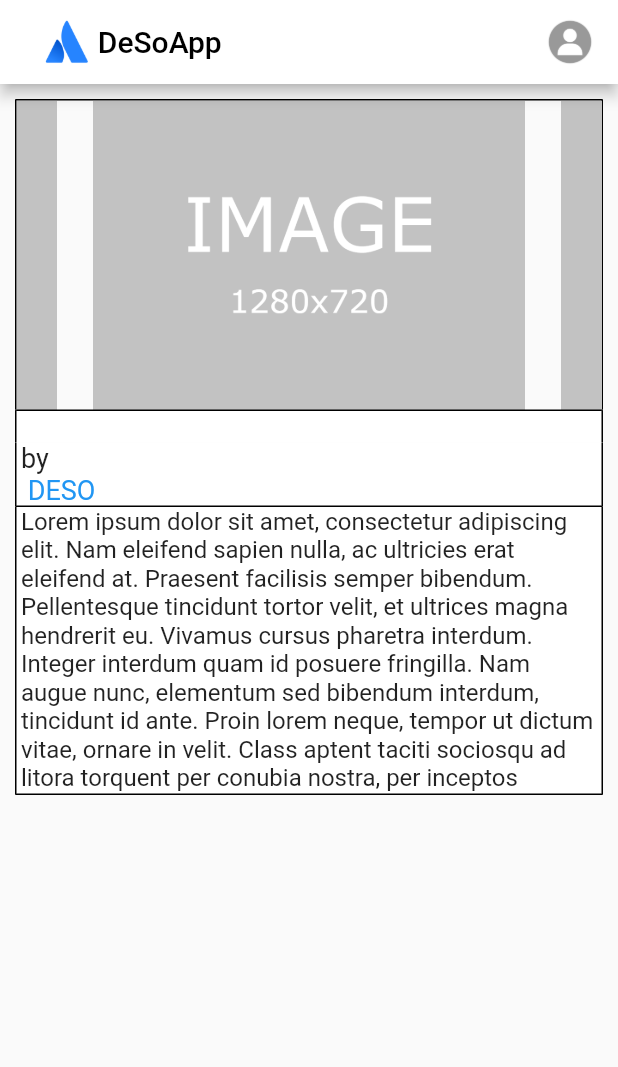
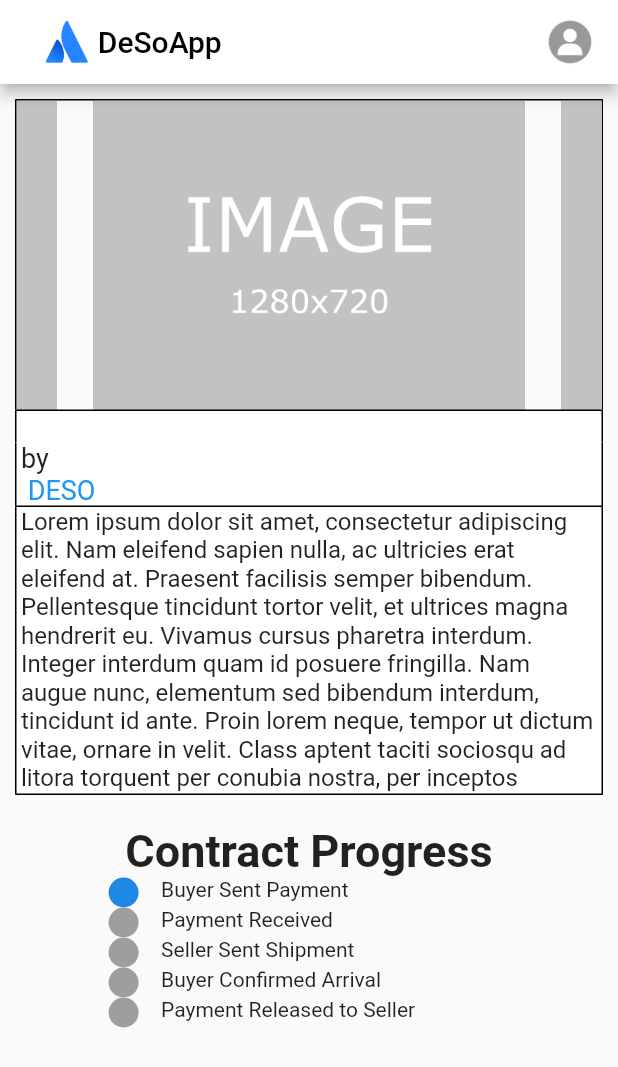
Before and after one commit to hgleos/CS4800-DeSoApp, a Flutter app: the SingleContractListingPage screen opened directly with empty values, on a phone screen of 412 x 824 dp. Shown: the top 1067 px of the screen. Run offline on Flutter 3.47's test engine with Material 2 defaults, Android fonts, the phone set to English and light mode, and no system bars; drawn by our look-alikes of carousel_slider, timeline_tile; network calls fail.

Commit message:
Added the Contract Progress
Added the Contract Progress to the Single Contract Listing page

```diff
--- a/android_deso_app/lib/Screens/Contracts/contracts_page.dart
+++ b/android_deso_app/lib/Screens/Contracts/contracts_page.dart
@@ -1,7 +1,7 @@
 import 'package:android_deso_app/Screens/Components/listing.dart';
 import 'package:android_deso_app/Screens/Components/nft_listing.dart';
 import 'package:android_deso_app/Screens/Contracts/contract_history.dart';
-import 'package:android_deso_app/Screens/Contracts/single_listing_page.dart';
+import 'package:android_deso_app/Screens/Contracts/single_contract_listing_page.dart';
 import 'package:flutter/material.dart';
 
 class ContractsPage extends StatefulWidget {
@@ -23,10 +23,6 @@ class _ContractsPageState extends State<ContractsPage> {
   void initState() {
     temp = Listing(title, seller, price, images: listingImages);
     super.initState();
-  }
-
-  Listing getListing(){
-    return temp;
   }
 
   @override
--- /dev/null
+++ b/android_deso_app/lib/Screens/Contracts/single_contract_listing_page.dart
@@ -0,0 +1,227 @@
+import 'package:android_deso_app/Screens/Components/image_carousel.dart';
+import 'package:android_deso_app/Screens/Components/listing.dart';
+import 'package:android_deso_app/Screens/Elements/app_bar.dart';
+import 'package:android_deso_app/Screens/Elements/app_bottom_navigation_bar2.dart';
+import 'package:flutter/material.dart';
+import 'package:timeline_tile/timeline_tile.dart';
+import '../../constants.dart';
+import '../Components/nft_border_side.dart';
+
+// TODO figure out how to go between multiple images (swiping is fine but I think tapping right or left is more convenient)
+// https://stackoverflow.com/questions/58155567/switch-images-with-gesturedetector-in-flutter
+
+class SingleContractListingPage extends StatefulWidget {
+  SingleContractListingPage({Key? key, required this.temp}) : super(key: key);
+
+  Listing temp;
+
+  @override
+  State<SingleContractListingPage> createState() => _SingleContractListingPageState();
+}
+
+class _SingleContractListingPageState extends State<SingleContractListingPage> {
+  double marginDistance = 10;
+
+  @override
+  Widget build(BuildContext context) {
+
+    return Scaffold(
+      appBar: desoAppBar(context, true),
+      body: SingleChildScrollView(
+        child: Column(
+          children: [
+            // detect tap right or left
+            GestureDetector(
+              onTap: () { print("TAPPED"); },
+              child: Container(
+                decoration: BoxDecoration(
+                    border: Border(
+                  top: NftBorderSide(context),
+                  right: NftBorderSide(context),
+                  left: NftBorderSide(context),
+                )),
+                child: Container(
+                    width: MediaQuery.of(context).size.width,
+                    height: MediaQuery.of(context).size.height * .25,
+                    child: ImageCarousel(listingImages: widget.temp.images,)),
+                margin: EdgeInsets.only(
+                    top: marginDistance,
+                    left: marginDistance,
+                    right: marginDistance),
+              ),
+            ),
+            Container(
+              padding: EdgeInsets.only(left: 3),
+              // necessary width because otherwise if text is too small the scroll messes it up
+              width: double.infinity,
+              decoration: BoxDecoration(
+                  color: Colors.white,
+                  border: Border(
+                    top: NftBorderSide(context),
+                    left: NftBorderSide(context),
+                    right: NftBorderSide(context),
+                  )),
+              child: SingleChildScrollView(
+                scrollDirection: Axis.horizontal,
+                child: Align(
+                  child: Text(
+                    widget.temp.title,
+                    style: nftTitleStyle,
+                  ),
+                  alignment: Alignment.centerLeft,
+                ),
+              ),
+              margin:
+                  EdgeInsets.only(left: marginDistance, right: marginDistance),
+            ),
+            Container(
+              padding: EdgeInsets.only(left: 3),
+              // necessary width because otherwise if text is too small the scroll messes it up
+              width: double.infinity,
+              decoration: BoxDecoration(
+                  color: Colors.white,
+                  border: Border(
+                    left: NftBorderSide(context),
+                    right: NftBorderSide(context),
+                  )),
+
+              child: SingleChildScrollView(
+                scrollDirection: Axis.horizontal,
+                child: Align(
+                  child: Text('by ' + widget.temp.seller, style: nftUserStyle),
+                  alignment: Alignment.centerLeft,
+                ),
+              ),
+
+              margin:
+                  EdgeInsets.only(left: marginDistance, right: marginDistance),
+            ),
+            Container(
+              padding: EdgeInsets.only(left: 3),
+              // necessary width because otherwise if text is too small the scroll messes it up
+              width: double.infinity,
+              decoration: BoxDecoration(
+                  color: Colors.white,
+                  border: Border(
+                    left: NftBorderSide(context),
+                    right: NftBorderSide(context),
+                    bottom: NftBorderSide(context),
+                  )),
+              child: SingleChildScrollView(
+                scrollDirection: Axis.horizontal,
+                child: Align(
+                  child: Text(widget.temp.price + ' DESO', style: nftPriceStyle),
+                  alignment: Alignment.centerLeft,
+                ),
+              ),
+              margin:
+                  EdgeInsets.only(left: marginDistance, right: marginDistance),
+            ),
+            Scrollbar(
+              radius: Radius.circular(5),
+              thickness: marginDistance,
+              child: Container(
+                padding: EdgeInsets.only(left: 3),
+                // necessary width because otherwise if text is too small the scroll messes it up
+                height: 192,
+                decoration: BoxDecoration(
+                    color: Colors.white,
+                    border: Border(
+                      left: NftBorderSide(context),
+                      right: NftBorderSide(context),
+                      bottom: NftBorderSide(context),
+                    )),
+                child: SingleChildScrollView(
+                  child: Align(
+                    child: Text(
+                      widget.temp.description,
+                      style: nftDescriptionStyle,
+                    ),
+                    alignment: Alignment.topLeft,
+                  ),
+                ),
+                margin:
+                    EdgeInsets.only(left: marginDistance, right: marginDistance),
+              ),
+            ),
+            Column(
+              children: [
+                Container(
+                  margin: EdgeInsets.only(top: 20),
+                  child: Text('Contract Progress',
+                    style: TextStyle(
+                      fontSize: 30,
+                      fontWeight: FontWeight.bold
+                    ),
+                  ),
+                ),
+                TimelineTile(
+                  alignment: TimelineAlign.manual,
+                  lineXY: 0.2,
+                  indicatorStyle: IndicatorStyle(
+                    color: appPrimaryColor!,
+                  ),
+                  afterLineStyle: LineStyle(
+                    color: appPrimaryColor!,
+                  ),
+                  endChild: Container(
+                    margin: EdgeInsets.only(left: 15),
+                    child: Text('Buyer Sent Payment'),
+                  ),
+                  isFirst: true,
+                ),
+                TimelineTile(
+                  alignment: TimelineAlign.manual,
+                  lineXY: 0.2,
+                  indicatorStyle: IndicatorStyle(
+
+                  ),
+                  endChild: Container(
+                    margin: EdgeInsets.only(left: 15),
+                    child: Text('Payment Received'),
+                  ),
+                ),
+                TimelineTile(
+                  alignment: TimelineAlign.manual,
+                  lineXY: 0.2,
+                  indicatorStyle: IndicatorStyle(
+
+                  ),
+                  endChild: Container(
+                    margin: EdgeInsets.only(left: 15),
+                    child: Text('Seller Sent Shipment'),
+                  ),
+                ),
+                TimelineTile(
+                  alignment: TimelineAlign.manual,
+                  lineXY: 0.2,
+                  indicatorStyle: IndicatorStyle(
+
+                  ),
+                  endChild: Container(
+                    margin: EdgeInsets.only(left: 15),
+                    child: Text('Buyer Confirmed Arrival'),
+                  ),
+                ),
+                TimelineTile(
+                  alignment: TimelineAlign.manual,
+                  lineXY: 0.2,
+                  indicatorStyle: IndicatorStyle(
+
+                  ),
+                  endChild: Container(
+                    margin: EdgeInsets.only(left: 15),
+                    child: Text('Payment Released to Seller'),
+                  ),
+                  isLast: true,
+                ),
+
+              ],
+            ),
+          ],
+        ),
+      ),
+      // bottomNavigationBar: AppBottomNavBar2(),
+    );
+  }
+}
--- a/android_deso_app/lib/Screens/Contracts/single_listing_page.dart
+++ /dev/null
@@ -1,150 +0,0 @@
-import 'package:android_deso_app/Screens/Components/image_carousel.dart';
-import 'package:android_deso_app/Screens/Components/listing.dart';
-import 'package:android_deso_app/Screens/Elements/app_bar.dart';
-import 'package:android_deso_app/Screens/Elements/app_bottom_navigation_bar2.dart';
-import 'package:flutter/material.dart';
-import '../../constants.dart';
-import '../Components/nft_border_side.dart';
-
-// TODO figure out how to go between multiple images (swiping is fine but I think tapping right or left is more convenient)
-// https://stackoverflow.com/questions/58155567/switch-images-with-gesturedetector-in-flutter
-
-class SingleContractListingPage extends StatefulWidget {
-  SingleContractListingPage({Key? key, required this.temp}) : super(key: key);
-
-  Listing temp;
-
-  @override
-  State<SingleContractListingPage> createState() => _SingleContractListingPageState();
-}
-
-class _SingleContractListingPageState extends State<SingleContractListingPage> {
-  double marginDistance = 10;
-
-  @override
-  Widget build(BuildContext context) {
-
-    return Scaffold(
-      appBar: desoAppBar(context, true),
-      body: Column(
-        children: [
-          // detect tap right or left
-          GestureDetector(
-            onTap: () { print("TAPPED"); },
-            child: Container(
-              decoration: BoxDecoration(
-                  border: Border(
-                top: NftBorderSide(context),
-                right: NftBorderSide(context),
-                left: NftBorderSide(context),
-              )),
-              child: Container(
-                  width: MediaQuery.of(context).size.width,
-                  height: MediaQuery.of(context).size.height * .25,
-                  child: ImageCarousel(listingImages: widget.temp.images,)),
-              margin: EdgeInsets.only(
-                  top: marginDistance,
-                  left: marginDistance,
-                  right: marginDistance),
-            ),
-          ),
-          Container(
-            padding: EdgeInsets.only(left: 3),
-            // necessary width because otherwise if text is too small the scroll messes it up
-            width: double.infinity,
-            decoration: BoxDecoration(
-                color: Colors.white,
-                border: Border(
-                  top: NftBorderSide(context),
-                  left: NftBorderSide(context),
-                  right: NftBorderSide(context),
-                )),
-            child: SingleChildScrollView(
-              scrollDirection: Axis.horizontal,
-              child: Align(
-                child: Text(
-                  widget.temp.title,
-                  style: nftTitleStyle,
-                ),
-                alignment: Alignment.centerLeft,
-              ),
-            ),
-            margin:
-                EdgeInsets.only(left: marginDistance, right: marginDistance),
-          ),
-          Container(
-            padding: EdgeInsets.only(left: 3),
-            // necessary width because otherwise if text is too small the scroll messes it up
-            width: double.infinity,
-            decoration: BoxDecoration(
-                color: Colors.white,
-                border: Border(
-                  left: NftBorderSide(context),
-                  right: NftBorderSide(context),
-                )),
-
-            child: SingleChildScrollView(
-              scrollDirection: Axis.horizontal,
-              child: Align(
-                child: Text('by ' + widget.temp.seller, style: nftUserStyle),
-                alignment: Alignment.centerLeft,
-              ),
-            ),
-
-            margin:
-                EdgeInsets.only(left: marginDistance, right: marginDistance),
-          ),
-          Container(
-            padding: EdgeInsets.only(left: 3),
-            // necessary width because otherwise if text is too small the scroll messes it up
-            width: double.infinity,
-            decoration: BoxDecoration(
-                color: Colors.white,
-                border: Border(
-                  left: NftBorderSide(context),
-                  right: NftBorderSide(context),
-                  bottom: NftBorderSide(context),
-                )),
-            child: SingleChildScrollView(
-              scrollDirection: Axis.horizontal,
-              child: Align(
-                child: Text(widget.temp.price + ' DESO', style: nftPriceStyle),
-                alignment: Alignment.centerLeft,
-              ),
-            ),
-            margin:
-                EdgeInsets.only(left: marginDistance, right: marginDistance),
-          ),
-          Scrollbar(
-            radius: Radius.circular(5),
-            thickness: marginDistance,
-            child: Container(
-              padding: EdgeInsets.only(left: 3),
-              // necessary width because otherwise if text is too small the scroll messes it up
-              height: 192,
-              decoration: BoxDecoration(
-                  color: Colors.white,
-                  border: Border(
-                    left: NftBorderSide(context),
-                    right: NftBorderSide(context),
-                    bottom: NftBorderSide(context),
-                  )),
-              child: SingleChildScrollView(
-                child: Align(
-                  child: Text(
-                    widget.temp.description,
-                    style: nftDescriptionStyle,
-                  ),
-                  alignment: Alignment.topLeft,
-                ),
-              ),
-              margin:
-                  EdgeInsets.only(left: marginDistance, right: marginDistance),
-            ),
-          ),
-        ],
-      ),
-      // bottomNavigationBar: AppBottomNavBar2(),
-    );
-  }
-}
--- a/android_deso_app/pubspec.yaml
+++ b/android_deso_app/pubspec.yaml
@@ -35,6 +35,7 @@ dependencies:
   # Use with the CupertinoIcons class for iOS style icons.
   cupertino_icons: ^1.0.2
   carousel_slider: ^4.1.1
+  timeline_tile: ^2.0.0
 
 dev_dependencies:
   flutter_test:
```
Also changed, not shown: android_deso_app/lib/Screens/Contracts/contract_history.dart (+74 -89 lines), android_deso_app/pubspec.lock.
